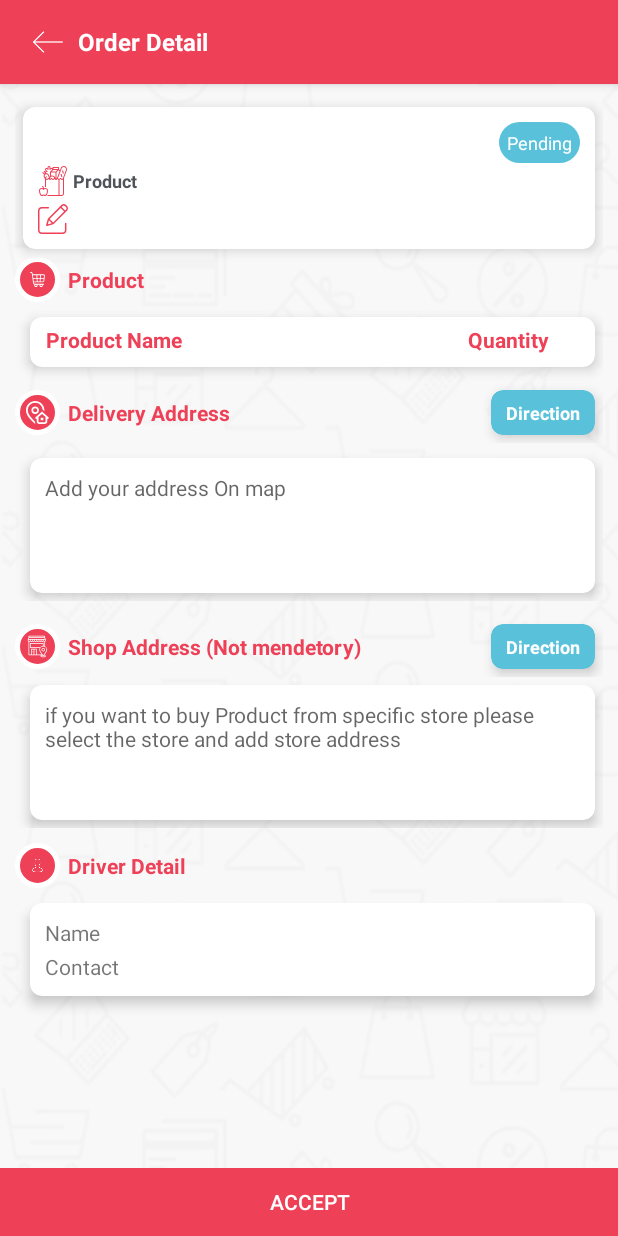
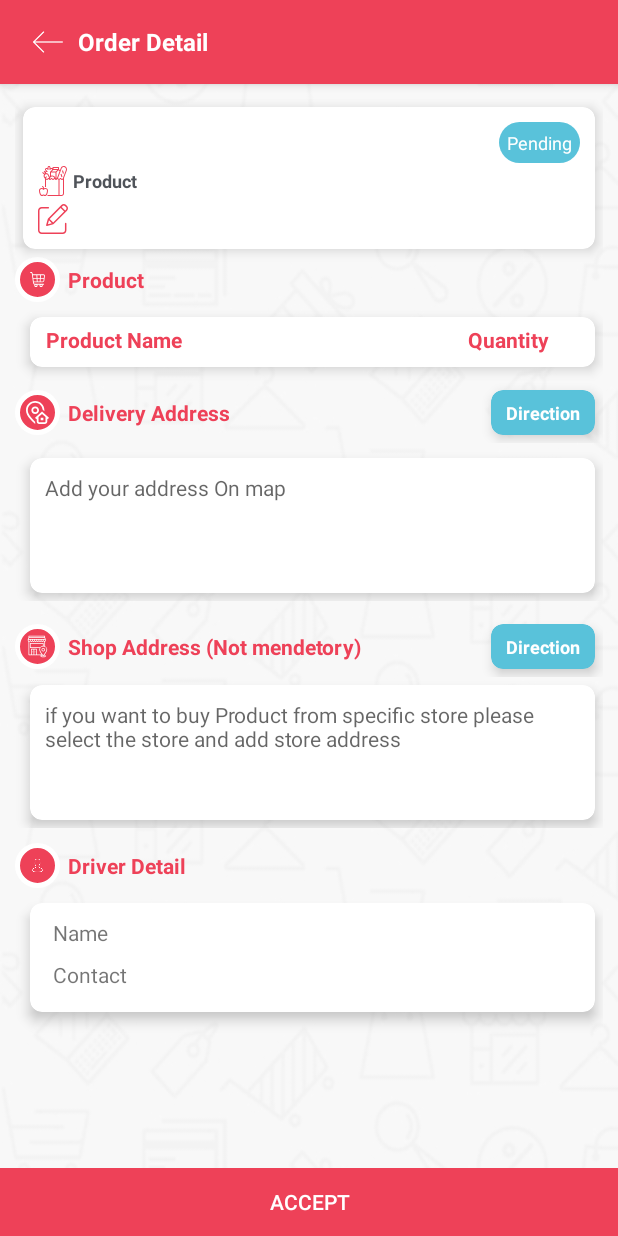
Before and after one commit to caxisweb/YakrmDeliveryManAndroid, an Android app: the OrderDetailActivity screen opened directly, with no data from a screen before it, on a phone screen of 412 x 824 dp. Run offline under Robolectric (Android 15) with nearby library versions, the phone set to English and light mode, and no system bars; our stand-ins replace Picasso; pictures from the network do not load; 2 statements that could not run were skipped.

Commit message:
Updated other normal things

```diff
--- a/app/src/main/AndroidManifest.xml
+++ b/app/src/main/AndroidManifest.xml
@@ -3,6 +3,7 @@
     package="com.codeclinic.yakrmdeliveryman">
 
     <uses-permission android:name="android.permission.ACCESS_NETWORK_STATE" />
+    <uses-permission android:name="android.permission.CALL_PHONE" />
     <uses-permission android:name="android.permission.INTERNET" />
     <uses-permission android:name="android.permission.FLASHLIGHT" />
     <uses-permission android:name="android.permission.FOREGROUND_SERVICE" />
--- a/app/src/main/java/com/codeclinic/yakrmdeliveryman/Activity/OrderDetailActivity.java
+++ b/app/src/main/java/com/codeclinic/yakrmdeliveryman/Activity/OrderDetailActivity.java
@@ -1,8 +1,12 @@
 package com.codeclinic.yakrmdeliveryman.Activity;
 
+import android.Manifest;
+import android.annotation.SuppressLint;
 import android.app.ProgressDialog;
 import android.content.Intent;
+import android.content.pm.PackageManager;
 import android.net.Uri;
+import android.os.Build;
 import android.os.Bundle;
 import android.util.Log;
 import android.view.LayoutInflater;
@@ -17,6 +21,8 @@ import android.widget.Toast;
 import androidx.annotation.Nullable;
 import androidx.appcompat.app.AppCompatActivity;
 import androidx.cardview.widget.CardView;
+import androidx.core.app.ActivityCompat;
+import androidx.core.content.ContextCompat;
 
 import com.codeclinic.yakrmdeliveryman.Models.OrderDetailResponseModel;
 import com.codeclinic.yakrmdeliveryman.Models.OrderStatusChange;
@@ -41,7 +47,9 @@ public class OrderDetailActivity extends AppCompatActivity {
     SessionManager sessionManager;
     API apiService;
 
-    String order_id;
+    boolean value;
+
+    String order_id,deliver_contact;
     String str_home_lat,str_home_long,str_shop_lat,str_shop_long;
     double total_amount;
 
@@ -49,7 +57,7 @@ public class OrderDetailActivity extends AppCompatActivity {
     TextView tv_order_id,tv_order_status,tv_product_count,tv_home_address,tv_store_address,tv_notes;
     TextView tv_product_cost,tv_servicetax,tv_delivery_charge,tv_total_cost;
     TextView tv_delivery_boy,tv_delivery_contact;
-    LinearLayout lv_productlist,lv_payment_detail,lv_payment_add,lv_payment_status,lv_footer;
+    LinearLayout lv_productlist,lv_payment_detail,lv_payment_add,lv_payment_status,lv_footer,lv_payment_pending;
     LinearLayout lv_notes,lv_home_address,lv_store_address;
     ImageView img_product;
     ImageView img_back;
@@ -105,6 +113,7 @@ public class OrderDetailActivity extends AppCompatActivity {
         lv_payment_detail=findViewById(R.id.lv_payment_detail);
         lv_payment_add=findViewById(R.id.lv_payment_add);
         lv_payment_status=findViewById(R.id.lv_payment_status);
+        lv_payment_pending=findViewById(R.id.lv_payment_pending);
         lv_footer=findViewById(R.id.lv_footer);
 
         lv_notes=findViewById(R.id.lv_notes);
@@ -163,13 +172,16 @@ public class OrderDetailActivity extends AppCompatActivity {
                         if(response.body().getPrice().equals("0")){
                             lv_payment_add.setVisibility(View.VISIBLE);
                             btn_payment.setVisibility(View.VISIBLE);
+                            btn_payment.setVisibility(View.VISIBLE);
                         }else {
+                            btn_payment.setVisibility(View.GONE);
                             lv_payment_detail.setVisibility(View.VISIBLE);
                             tv_product_cost.setText(response.body().getPrice()+ getString(R.string.Sr));
                             tv_servicetax.setText(response.body().getService_charge()+ getString(R.string.Sr));
                             tv_delivery_charge.setText(response.body().getOrder_charge()+getString(R.string.Sr));
                             total_amount=Double.parseDouble(response.body().getPrice())+Double.parseDouble(response.body().getService_charge())+Double.parseDouble(response.body().getOrder_charge());
                             tv_total_cost.setText(total_amount +getString(R.string.Sr));
+                            lv_payment_pending.setVisibility(View.VISIBLE);
                         }
 
                         if(response.body().getOrder_status().equals("1")){
@@ -213,10 +225,9 @@ public class OrderDetailActivity extends AppCompatActivity {
                             if(response.body().getIs_payment_complete().equals("1")){
                                 btn_payment.setVisibility(View.GONE);
                                 lv_payment_status.setVisibility(View.VISIBLE);
+                                lv_payment_pending.setVisibility(View.GONE);
                             }else{
-
                                 btn_complete.setVisibility(View.GONE);
-                                btn_payment.setVisibility(View.VISIBLE);
                                 lv_payment_status.setVisibility(View.GONE);
                             }
                         }
@@ -227,6 +238,8 @@ public class OrderDetailActivity extends AppCompatActivity {
                         }else{
                             tv_notes.setText(response.body().getNotes());
                         }
+
+                        deliver_contact=response.body().getPhone();
 
                         for(int i=0;i<response.body().getOrderDetail().size();i++){
 
@@ -330,6 +343,20 @@ public class OrderDetailActivity extends AppCompatActivity {
             @Override
             public void onClick(View view) {
                 callOrderDilivered();
+            }
+        });
+
+        tv_delivery_contact.setOnClickListener(new View.OnClickListener() {
+            @SuppressLint("MissingPermission")
+            @Override
+            public void onClick(View view) {
+                if(isPermissionGranted()) {
+                    Intent callIntent = new Intent(Intent.ACTION_CALL);
+                    callIntent.setData(Uri.parse("tel:"+deliver_contact));
+                    startActivity(callIntent);
+                }else{
+                    Toast.makeText(OrderDetailActivity.this, "Permission needed to Call Phone", Toast.LENGTH_SHORT).show();
+                }
             }
         });
     }
@@ -497,4 +524,18 @@ public class OrderDetailActivity extends AppCompatActivity {
         }
 
     }
+
+    public boolean isPermissionGranted() {
+        if (Build.VERSION.SDK_INT >= 23) {
+            if (ContextCompat.checkSelfPermission(OrderDetailActivity.this, Manifest.permission.CALL_PHONE) == PackageManager.PERMISSION_GRANTED ) {
+                value = true;
+            } else {
+                ActivityCompat.requestPermissions(OrderDetailActivity.this, new String[]{"android.permission.CALL_PHONE"}, 200);
+                value = false;
+            }
+        } else {
+            value = true;
+        }
+        return value;
+    }
 }
--- a/app/src/main/res/layout/activity_orderdetail.xml
+++ b/app/src/main/res/layout/activity_orderdetail.xml
@@ -40,7 +40,7 @@
     <ScrollView
         android:layout_width="match_parent"
         android:layout_height="match_parent"
-        android:layout_above="@+id/lv_payment_status"
+        android:layout_above="@+id/lv_footer2"
         android:layout_below="@+id/lv_header">
 
         <LinearLayout
@@ -809,6 +809,7 @@
                         android:layout_width="match_parent"
                         android:layout_height="wrap_content"
                         android:textSize="14dp"
+                        android:layout_marginLeft="5dp"
                         android:text="@string/deliveryboy_name"/>
 
                     <TextView
@@ -816,6 +817,7 @@
                         android:layout_width="match_parent"
                         android:layout_height="wrap_content"
                         android:layout_marginTop="3dp"
+                        android:padding="5dp"
                         android:textSize="14dp"
                         android:text="@string/contact"/>
 
@@ -827,12 +829,18 @@
     </ScrollView>
 
     <LinearLayout
+        android:id="@+id/lv_footer2"
+        android:layout_width="match_parent"
+        android:layout_height="wrap_content"
+        android:orientation="vertical"
+        android:layout_above="@+id/lv_footer">
+
+    <LinearLayout
         android:id="@+id/lv_payment_status"
         android:layout_width="match_parent"
         android:layout_height="30dp"
         android:gravity="center"
         android:visibility="gone"
-        android:layout_above="@+id/lv_footer"
         android:background="@color/toast_color">
 
         <TextView
@@ -842,6 +850,26 @@
             android:textColor="@color/white"
             android:textSize="14dp"
             android:textStyle="bold"/>
+
+    </LinearLayout>
+
+    <LinearLayout
+        android:id="@+id/lv_payment_pending"
+        android:layout_width="match_parent"
+        android:layout_height="30dp"
+        android:gravity="center"
+        android:visibility="gone"
+        android:background="@color/colorPrimary">
+
+        <TextView
+            android:layout_width="wrap_content"
+            android:layout_height="wrap_content"
+            android:text="@string/payment_is_still_pending"
+            android:textColor="@color/white"
+            android:textSize="14dp"
+            android:textStyle="bold"/>
+
+    </LinearLayout>
 
     </LinearLayout>
 
--- a/app/src/main/res/values/strings.xml
+++ b/app/src/main/res/values/strings.xml
@@ -510,6 +510,7 @@
     <string name="payment_done_sucessfully">Payment Done Sucessfully</string>
     <string name="total_cost">Total Cost</string>
     <string name="dispatch">Dispatch</string>
+    <string name="payment_is_still_pending">Payment Is still Pending</string>
 
     <string-array name="tab">
         <item>New</item>
```
Also changed, not shown: app/src/main/java/com/codeclinic/yakrmdeliveryman/Activity/LoginActivity.java (+13 -2 lines), 1 other file.
